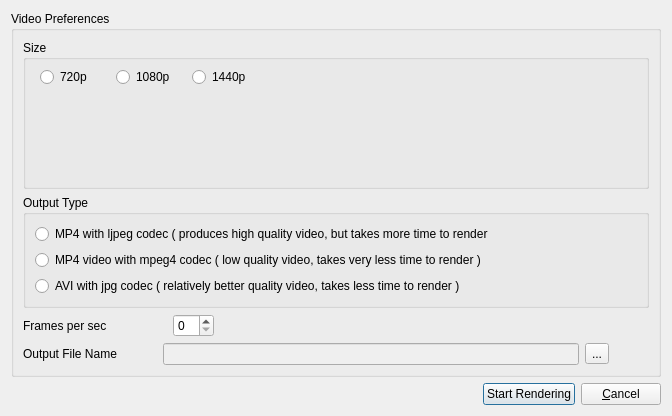
This is preferences.ui in spnayak82/timeLapseGen as Qt 5 draws it before an edit. The edited form follows.
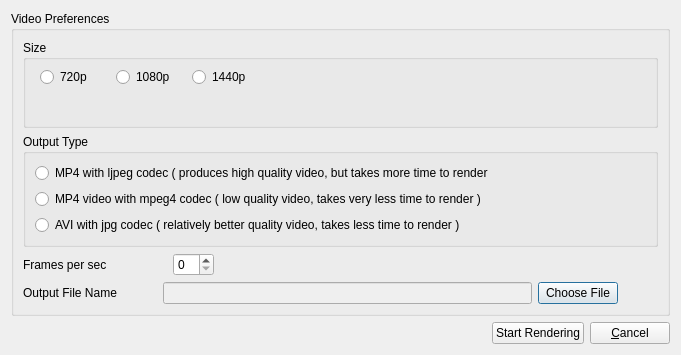
This is the edited form.

Diff of the .ui file:
```diff
--- a/preferences.ui
+++ b/preferences.ui
@@ -9,8 +9,8 @@
    <rect>
     <x>0</x>
     <y>0</y>
-    <width>672</width>
-    <height>416</height>
+    <width>681</width>
+    <height>355</height>
    </rect>
   </property>
   <property name="windowTitle">
@@ -26,11 +26,17 @@
       <item>
        <widget class="QGroupBox" name="groupBox_2">
         <property name="sizePolicy">
-         <sizepolicy hsizetype="Preferred" vsizetype="Expanding">
+         <sizepolicy hsizetype="Preferred" vsizetype="Minimum">
           <horstretch>0</horstretch>
-          <verstretch>0</verstretch>
+          <verstretch>10</verstretch>
          </sizepolicy>
         </property>
+        <property name="minimumSize">
+         <size>
+          <width>0</width>
+          <height>60</height>
+         </size>
+        </property>
         <property name="title">
          <string>Size</string>
         </property>
@@ -179,9 +185,9 @@
          </widget>
         </item>
         <item>
-         <widget class="QToolButton" name="toolButton">
+         <widget class="QPushButton" name="pushButtonChooseFile">
           <property name="text">
-           <string>...</string>
+           <string>Choose File</string>
           </property>
          </widget>
         </item>
```
Left out of the diff: 2 changed lines with no effect on the pictures.
